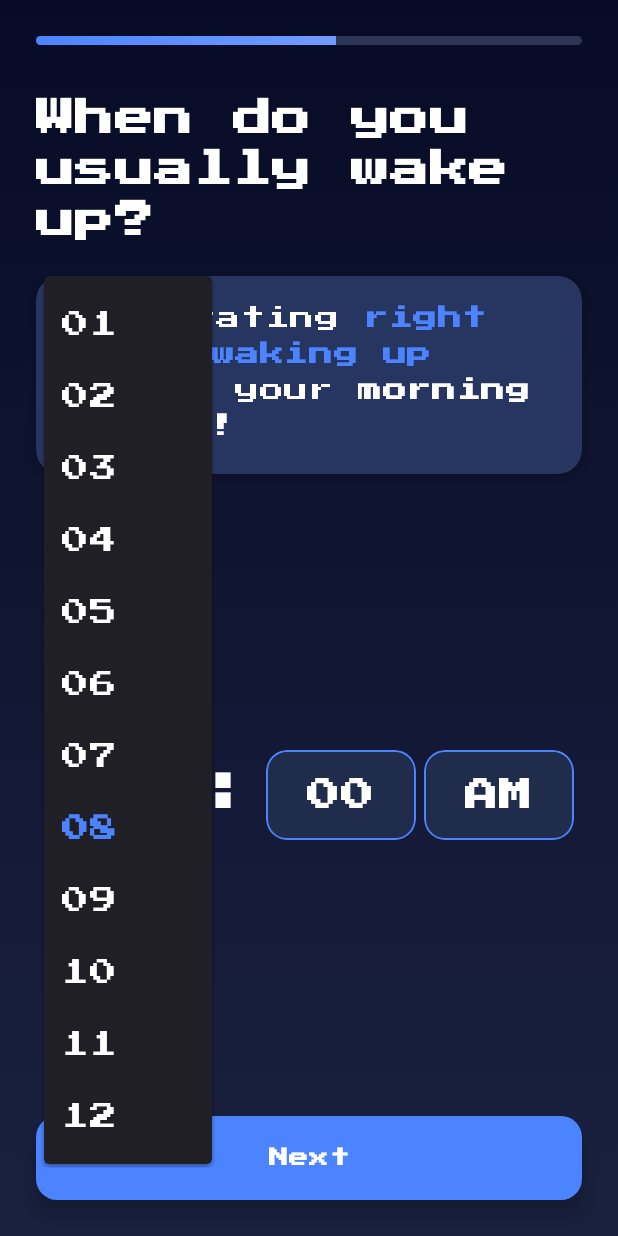
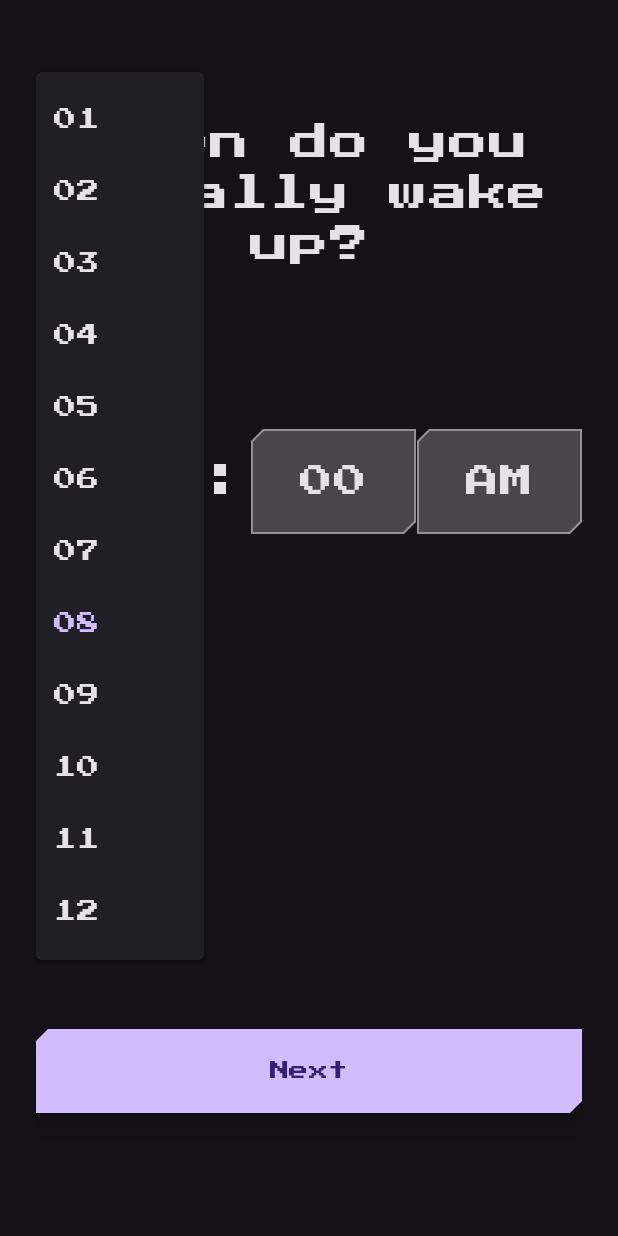
Before and after one commit to Om-Mithare/Water-Intake-Tracker-App, an Android app built with Jetpack Compose: the composable WakeupTimeScreen shown on its own in the app's theme, after a tap on "08", on a phone screen of 412 x 824 dp. Run offline under Robolectric (Android 15) with nearby library versions, the phone set to English and light mode, and no system bars.

Commit message:
WakeupScreen

```diff
--- a/app/src/main/java/Screens/Wakeup/WakeupScreen.kt
+++ b/app/src/main/java/Screens/Wakeup/WakeupScreen.kt
@@ -14,16 +14,9 @@ import androidx.compose.runtime.*
 import androidx.compose.ui.Alignment
 import androidx.compose.ui.Modifier
 import androidx.compose.ui.draw.clip
-import androidx.compose.ui.draw.shadow
-import androidx.compose.ui.graphics.Brush
-import androidx.compose.ui.graphics.Color
-import androidx.compose.ui.text.SpanStyle
-import androidx.compose.ui.text.buildAnnotatedString
-import androidx.compose.ui.text.font.FontWeight
 import androidx.compose.ui.text.style.TextAlign
-import androidx.compose.ui.text.withStyle
 import androidx.compose.ui.unit.dp
-import androidx.compose.ui.unit.sp
+import com.example.waterintaketracker.ui.theme.PixelTypography
 
 @Composable
 fun WakeupTimeScreen(
@@ -40,86 +33,37 @@ fun WakeupTimeScreen(
     Column(
         modifier = Modifier
             .fillMaxSize()
-            .background(
-                Brush.verticalGradient(
-                    listOf(Color(0xFF070B26), Color(0xFF1A213F))
-                )
-            )
-            .padding(horizontal = 24.dp, vertical = 24.dp)
+            .background(MaterialTheme.colorScheme.background)
+            .padding(horizontal = 24.dp, vertical = 82.dp),
+        horizontalAlignment = Alignment.CenterHorizontally
     ) {
-        // Progress bar
-        Box(
-            modifier = Modifier
-                .fillMaxWidth()
-                .height(6.dp)
-                .clip(RoundedCornerShape(50))
-                .background(Color(0xFF2C3555))
-        ) {
-            Box(
-                modifier = Modifier
-                    .fillMaxWidth(0.55f)
-                    .fillMaxHeight()
-                    .background(
-                        Brush.horizontalGradient(
-                            listOf(Color(0xFF4C84FF), Color(0xFF709BFF))
-                        )
-                    )
-            )
-        }
-
-        Spacer(modifier = Modifier.height(32.dp))
-
         // Question
         Text(
             text = "When do you usually wake up?",
-            fontSize = 26.sp,
-            fontWeight = FontWeight.Bold,
-            color = Color.White,
-            lineHeight = 34.sp,
-            modifier = Modifier.fillMaxWidth(),
-            textAlign = TextAlign.Start
+            style = MaterialTheme.typography.displaySmall.copy(
+                color = MaterialTheme.colorScheme.onBackground,
+                textAlign = TextAlign.Center
+            ),
+            modifier = Modifier.fillMaxWidth()
         )
 
-        Spacer(modifier = Modifier.height(20.dp))
-
-        // Info Box
-        Box(
-            modifier = Modifier
-                .fillMaxWidth()
-                .shadow(5.dp, RoundedCornerShape(16.dp))
-                .background(Color(0xFF273661), shape = RoundedCornerShape(16.dp))
-                .padding(18.dp)
-        ) {
-            Text(
-                buildAnnotatedString {
-                    append("💧 Hydrating ")
-                    withStyle(SpanStyle(color = Color(0xFF4C84FF), fontWeight = FontWeight.Bold)) {
-                        append("right after waking up")
-                    }
-                    append(" boosts your ")
-                    withStyle(SpanStyle(fontWeight = FontWeight.SemiBold)) {
-                        append("morning energy!")
-                    }
-                },
-                fontSize = 16.sp,
-                color = Color.White,
-                lineHeight = 24.sp,
-                letterSpacing = 0.4.sp
-            )
-        }
-
-        Spacer(modifier = Modifier.weight(1f))
+        Spacer(modifier = Modifier.height(80.dp)) // space before time selection
 
         // Time selection row
         Row(
             modifier = Modifier
                 .fillMaxWidth()
-                .height(120.dp),
+                .height(130.dp),
             horizontalArrangement = Arrangement.SpaceEvenly,
             verticalAlignment = Alignment.CenterVertically
         ) {
             TimeDropdown(value = selectedHour, options = hours) { selectedHour = it }
-            Text(":", fontSize = 36.sp, fontWeight = FontWeight.Bold, color = Color.White)
+            Text(
+                ":",
+                style = MaterialTheme.typography.displayMedium.copy(
+                    color = MaterialTheme.colorScheme.onBackground
+                )
+            )
             TimeDropdown(value = selectedMinute, options = minutes) { selectedMinute = it }
             TimeDropdown(value = selectedPeriod, options = periods) { selectedPeriod = it }
         }
@@ -137,19 +81,16 @@ fun WakeupTimeScreen(
                 modifier = Modifier
                     .fillMaxWidth()
                     .height(56.dp),
-                shape = RoundedCornerShape(14.dp),
+                shape = MaterialTheme.shapes.medium,
                 colors = ButtonDefaults.buttonColors(
-                    containerColor = Color(0xFF4C84FF),
-                    contentColor = Color.White
+                    containerColor = MaterialTheme.colorScheme.primary,
+                    contentColor = MaterialTheme.colorScheme.onPrimary
                 ),
                 elevation = ButtonDefaults.buttonElevation(8.dp)
             ) {
                 Text(
                     "Next",
-                    style = MaterialTheme.typography.titleMedium.copy(
-                        fontWeight = FontWeight.SemiBold,
-                        letterSpacing = 0.8.sp
-                    )
+                    style = MaterialTheme.typography.titleMedium
                 )
             }
         }
@@ -167,29 +108,23 @@ fun TimeDropdown(
     Column(horizontalAlignment = Alignment.CenterHorizontally) {
         Box(
             modifier = Modifier
-                .width(100.dp)
-                .height(60.dp)
-                .clip(RoundedCornerShape(14.dp))
-                .background(
-                    Brush.horizontalGradient(
-                        if (expanded) listOf(Color(0xFF4C84FF), Color(0xFF709BFF))
-                        else listOf(Color(0xFF1F2C4B), Color(0xFF1F2C4B))
-                    )
-                )
+                .width(110.dp)
+                .height(70.dp)
+                .clip(MaterialTheme.shapes.medium)
+                .background(MaterialTheme.colorScheme.surfaceVariant)
                 .border(
                     width = if (expanded) 2.dp else 1.dp,
-                    color = if (expanded) Color.White else Color(0xFF4C84FF),
-                    shape = RoundedCornerShape(14.dp)
+                    color = if (expanded) MaterialTheme.colorScheme.primary else MaterialTheme.colorScheme.outline,
+                    shape = MaterialTheme.shapes.medium
                 )
                 .clickable { expanded = true },
             contentAlignment = Alignment.Center
         ) {
             Text(
                 text = value,
-                fontSize = 22.sp,
-                color = Color.White,
-                fontWeight = FontWeight.Bold,
-                letterSpacing = 0.5.sp
+                style = MaterialTheme.typography.headlineLarge.copy(
+                    color = MaterialTheme.colorScheme.onSurface
+                )
             )
         }
 
@@ -202,10 +137,12 @@ fun TimeDropdown(
                     text = {
                         Text(
                             text = option,
-                            fontSize = 18.sp,
-                            fontWeight = if (option == value) FontWeight.Bold else FontWeight.Normal,
-                            color = if (option == value) Color(0xFF4C84FF) else Color.White,
-                            letterSpacing = 0.4.sp
+                            style = MaterialTheme.typography.titleLarge.copy(
+                                color = if (option == value)
+                                    MaterialTheme.colorScheme.primary
+                                else
+                                    MaterialTheme.colorScheme.onSurface
+                            )
                         )
                     },
                     onClick = {
--- a/app/src/main/java/com/example/waterintaketracker/MainActivity.kt
+++ b/app/src/main/java/com/example/waterintaketracker/MainActivity.kt
@@ -15,7 +15,7 @@ import androidx.navigation.NavGraph
 import androidx.navigation.compose.rememberNavController
 import com.example.waterintaketracker.ui.theme.WaterIntakeTrackerTheme
 import dagger.hilt.android.AndroidEntryPoint
-import Screens.Weight.WeightScreen
+import Screens.Wakeup.WakeupTimeScreen
 @AndroidEntryPoint
 class MainActivity : ComponentActivity() {
     override fun onCreate(savedInstanceState: Bundle?) {
@@ -23,7 +23,7 @@ class MainActivity : ComponentActivity() {
         enableEdgeToEdge()
         setContent {
             WaterIntakeTrackerTheme {
-                WeightScreen()
+                WakeupTimeScreen()
             }
         }
     }
```
